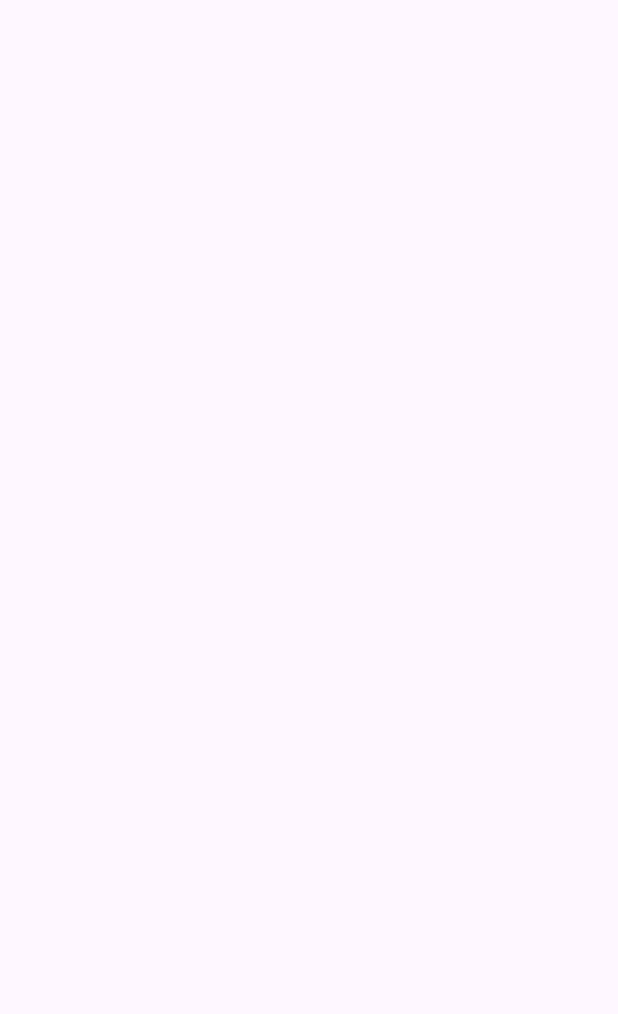
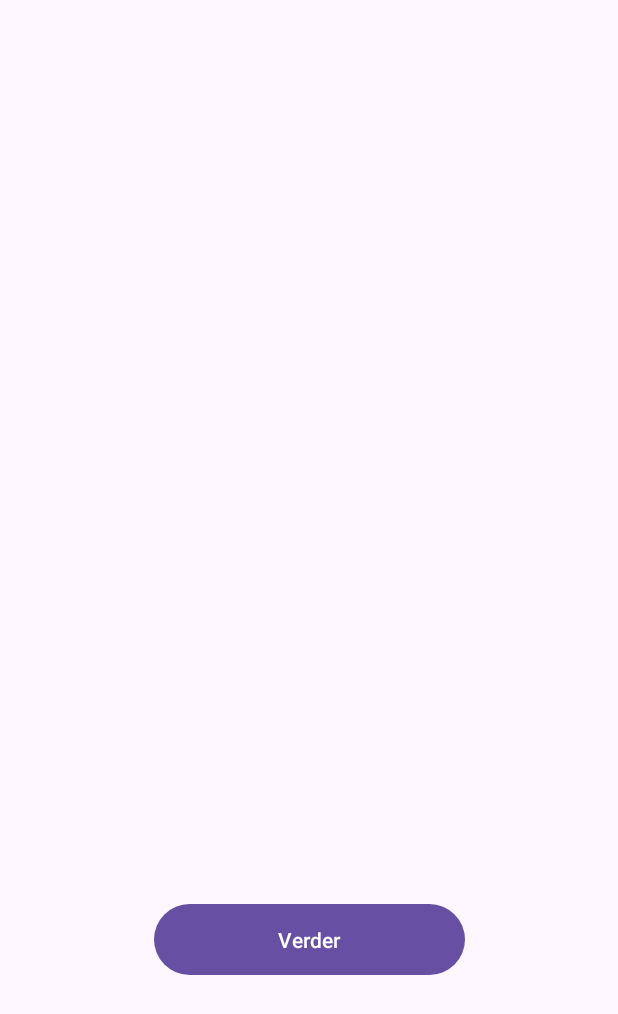
Before and after one commit to kiara209/koelkast_ap, an Android app: the MainActivity2 screen opened directly, with no data from a screen before it, on a phone screen of 412 x 824 dp. Before the commit the part shown is empty. Shown: the top 1014 px of the screen. Run offline under Robolectric (Android 15) with nearby library versions, the phone set to English and light mode, and no system bars.

Commit message:
mmmjaa button bij activity2

```diff
--- a/app/src/main/res/layout/activity_main2.xml
+++ b/app/src/main/res/layout/activity_main2.xml
@@ -7,4 +7,17 @@
     android:layout_height="match_parent"
     tools:context=".MainActivity2">
 
+    <Button
+        android:id="@+id/button2"
+        android:layout_width="207dp"
+        android:layout_height="55dp"
+        android:layout_marginStart="102dp"
+        android:layout_marginTop="552dp"
+        android:layout_marginEnd="102dp"
+        android:layout_marginBottom="124dp"
+        android:text="Verder"
+        app:layout_constraintBottom_toBottomOf="parent"
+        app:layout_constraintEnd_toEndOf="parent"
+        app:layout_constraintStart_toStartOf="parent"
+        app:layout_constraintTop_toTopOf="parent" />
 </androidx.constraintlayout.widget.ConstraintLayout>
```
Also changed, not shown: app/src/main/res/layout/activity_main.xml (+8 -0 lines).
